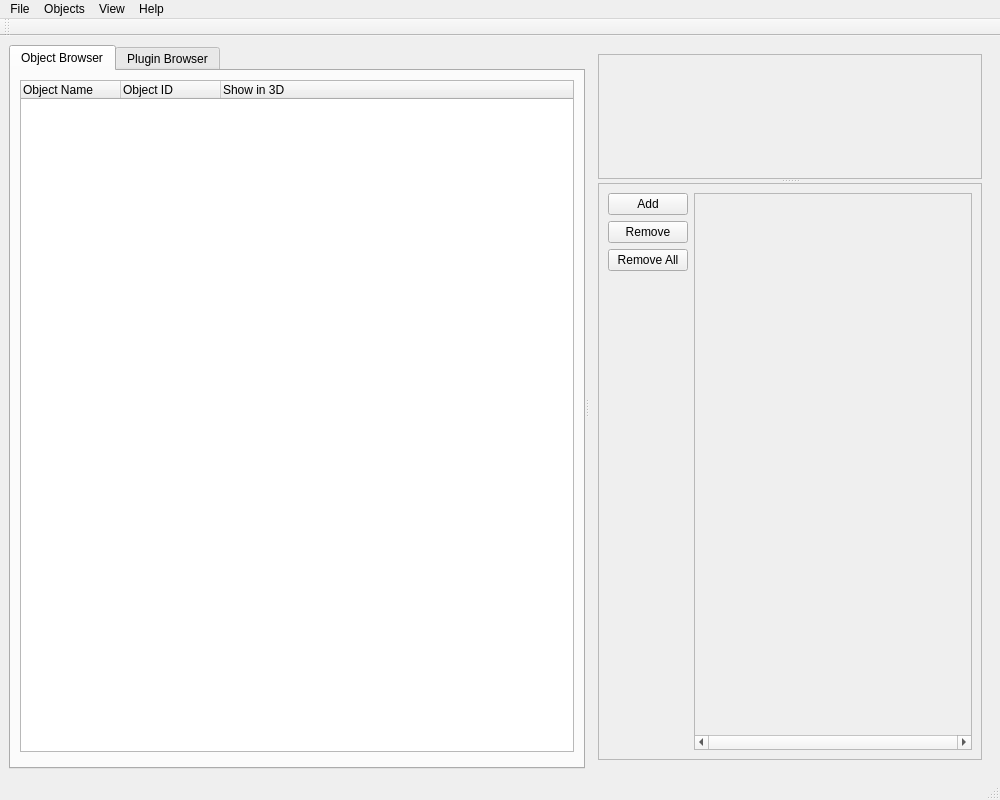
This is rtUI/rtMainWindow.ui in pengwg/vurtigo as Qt 5 draws it before an edit. The edited form follows.
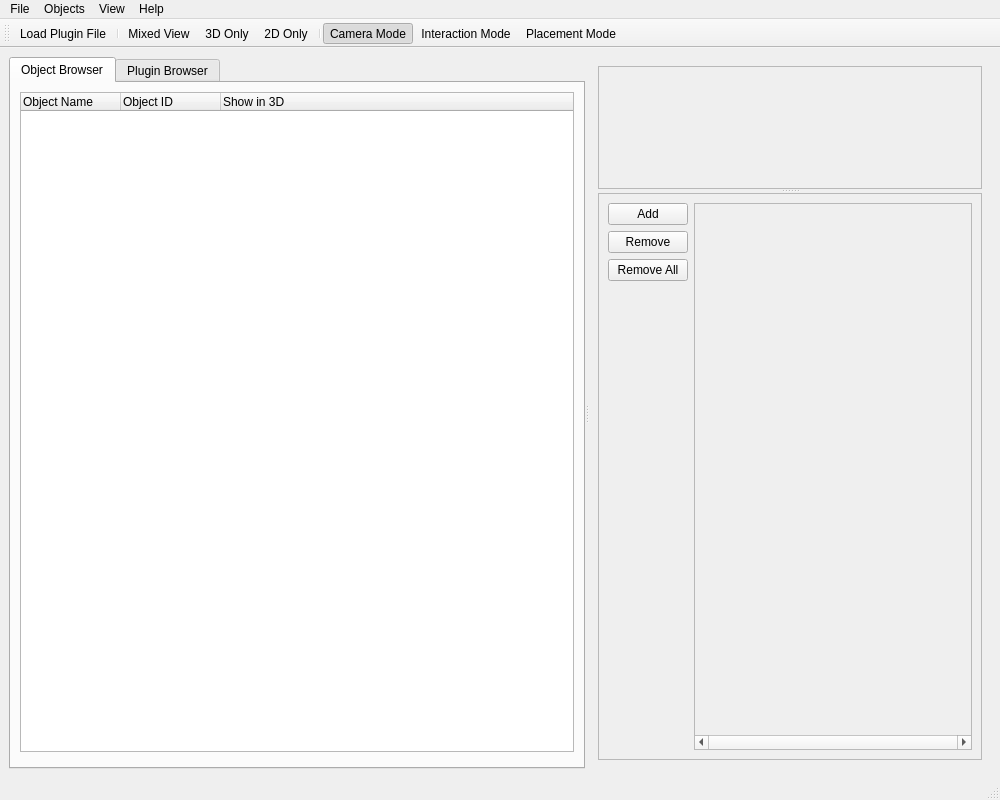
This is the edited form.

The edit to the form file:
```diff
--- a/rtUI/rtMainWindow.ui
+++ b/rtUI/rtMainWindow.ui
@@ -193,7 +193,7 @@
                   <x>0</x>
                   <y>0</y>
                   <width>290</width>
-                  <height>549</height>
+                  <height>539</height>
                  </rect>
                 </property>
                 <property name="sizePolicy">
@@ -294,6 +294,15 @@
    <attribute name="toolBarBreak">
     <bool>false</bool>
    </attribute>
+   <addaction name="actionPlugin_File"/>
+   <addaction name="separator"/>
+   <addaction name="actionMixed"/>
+   <addaction name="action3D_Only"/>
+   <addaction name="action2D_Only"/>
+   <addaction name="separator"/>
+   <addaction name="actionCamera_Mode"/>
+   <addaction name="actionInteraction_Mode"/>
+   <addaction name="actionPlacement_Mode"/>
   </widget>
   <action name="actionQuit">
    <property name="text">
@@ -305,7 +314,7 @@
   </action>
   <action name="actionMixed">
    <property name="text">
-    <string>Mixed</string>
+    <string>Mixed View</string>
    </property>
   </action>
   <action name="action3D_Only">
@@ -399,6 +408,33 @@
     <string>3D Render Options</string>
    </property>
   </action>
+  <action name="actionCamera_Mode">
+   <property name="checkable">
+    <bool>true</bool>
+   </property>
+   <property name="checked">
+    <bool>true</bool>
+   </property>
+   <property name="text">
+    <string>Camera Mode</string>
+   </property>
+  </action>
+  <action name="actionInteraction_Mode">
+   <property name="checkable">
+    <bool>true</bool>
+   </property>
+   <property name="text">
+    <string>Interaction Mode</string>
+   </property>
+  </action>
+  <action name="actionPlacement_Mode">
+   <property name="checkable">
+    <bool>true</bool>
+   </property>
+   <property name="text">
+    <string>Placement Mode</string>
+   </property>
+  </action>
  </widget>
  <resources/>
  <connections/>
```
